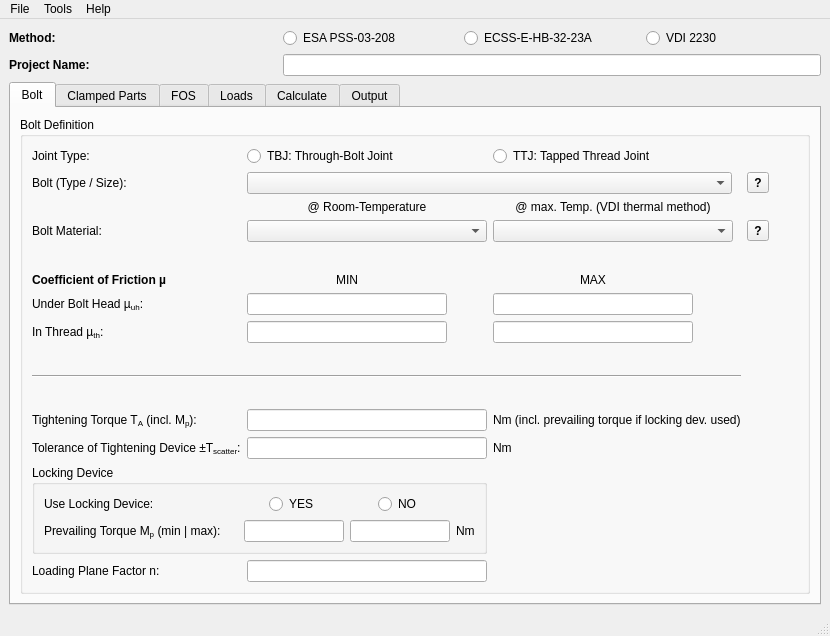
Qt form BAT/src/gui/bat_gui.ui (misams/BAT) before a commit.
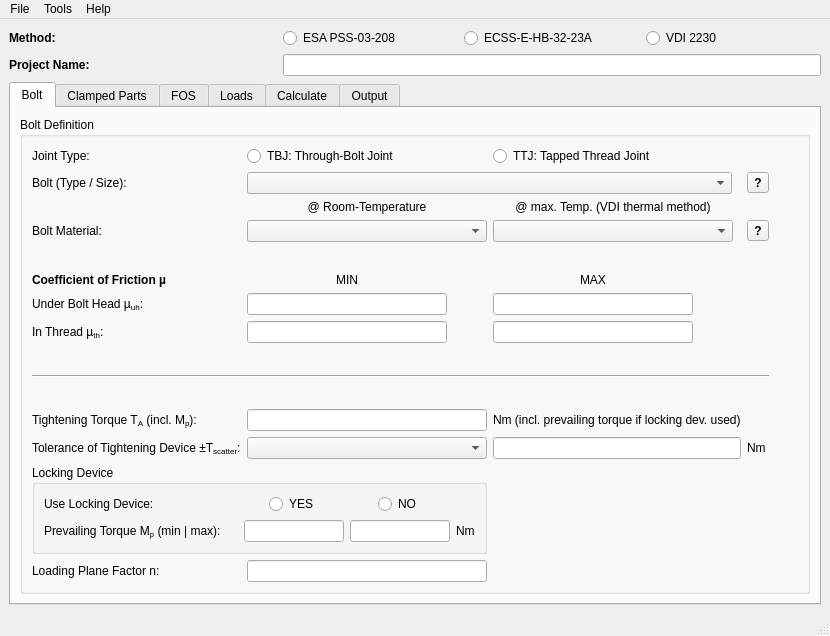
The same form after that commit.

Commit message: work on tight. device torque tolerance

```diff
--- a/BAT/src/gui/bat_gui.ui
+++ b/BAT/src/gui/bat_gui.ui
@@ -196,9 +196,6 @@
              </property>
             </widget>
            </item>
-           <item row="13" column="1">
-            <widget class="QLineEdit" name="tightTorqueTol"/>
-           </item>
            <item row="12" column="0">
             <widget class="QLabel" name="label_10">
              <property name="text">
@@ -242,19 +239,6 @@
              </property>
             </spacer>
            </item>
-           <item row="10" column="0" colspan="3">
-            <widget class="Line" name="line">
-             <property name="sizePolicy">
-              <sizepolicy hsizetype="Minimum" vsizetype="Fixed">
-               <horstretch>0</horstretch>
-               <verstretch>0</verstretch>
-              </sizepolicy>
-             </property>
-             <property name="orientation">
-              <enum>Qt::Horizontal</enum>
-             </property>
-            </widget>
-           </item>
            <item row="15" column="1">
             <widget class="QLineEdit" name="loadingPlaneFactor"/>
            </item>
@@ -406,16 +390,6 @@
              </property>
             </widget>
            </item>
-           <item row="13" column="2">
-            <widget class="QLabel" name="label_13">
-             <property name="text">
-              <string>&lt;p&gt;Nm&lt;/p&gt;</string>
-             </property>
-             <property name="textFormat">
-              <enum>Qt::RichText</enum>
-             </property>
-            </widget>
-           </item>
            <item row="3" column="1">
             <widget class="QComboBox" name="comboBoltMaterial">
              <property name="sizePolicy">
@@ -651,6 +625,35 @@
              </property>
             </widget>
            </item>
+           <item row="13" column="3">
+            <widget class="QLabel" name="label_13">
+             <property name="text">
+              <string>&lt;p&gt;Nm&lt;/p&gt;</string>
+             </property>
+             <property name="textFormat">
+              <enum>Qt::RichText</enum>
+             </property>
+            </widget>
+           </item>
+           <item row="13" column="2">
+            <widget class="QLineEdit" name="tightTorqueTol"/>
+           </item>
+           <item row="13" column="1">
+            <widget class="QComboBox" name="tightTorqueTolCombo"/>
+           </item>
+           <item row="10" column="0" colspan="4">
+            <widget class="Line" name="line">
+             <property name="sizePolicy">
+              <sizepolicy hsizetype="Minimum" vsizetype="Fixed">
+               <horstretch>0</horstretch>
+               <verstretch>0</verstretch>
+              </sizepolicy>
+             </property>
+             <property name="orientation">
+              <enum>Qt::Horizontal</enum>
+             </property>
+            </widget>
+           </item>
           </layout>
          </widget>
         </item>
```
Left out of the diff: 2 changed lines with no effect on the pictures. The commit also changes 1 other file.
